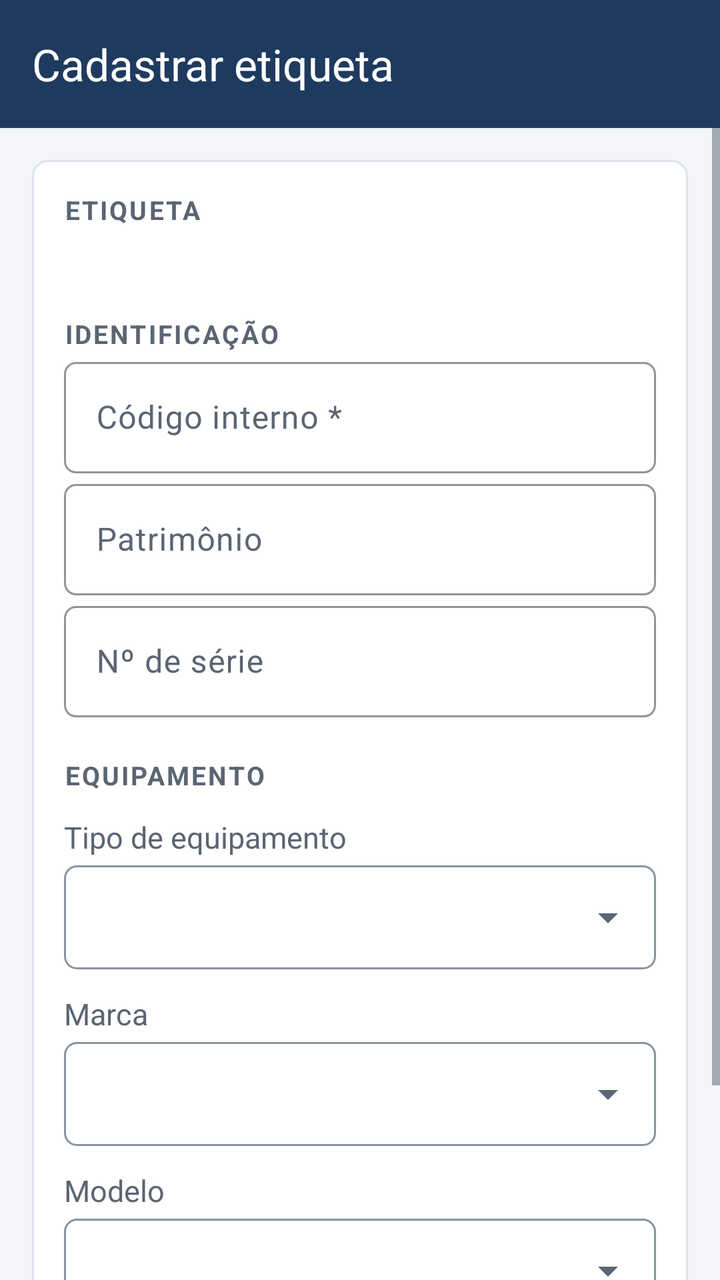
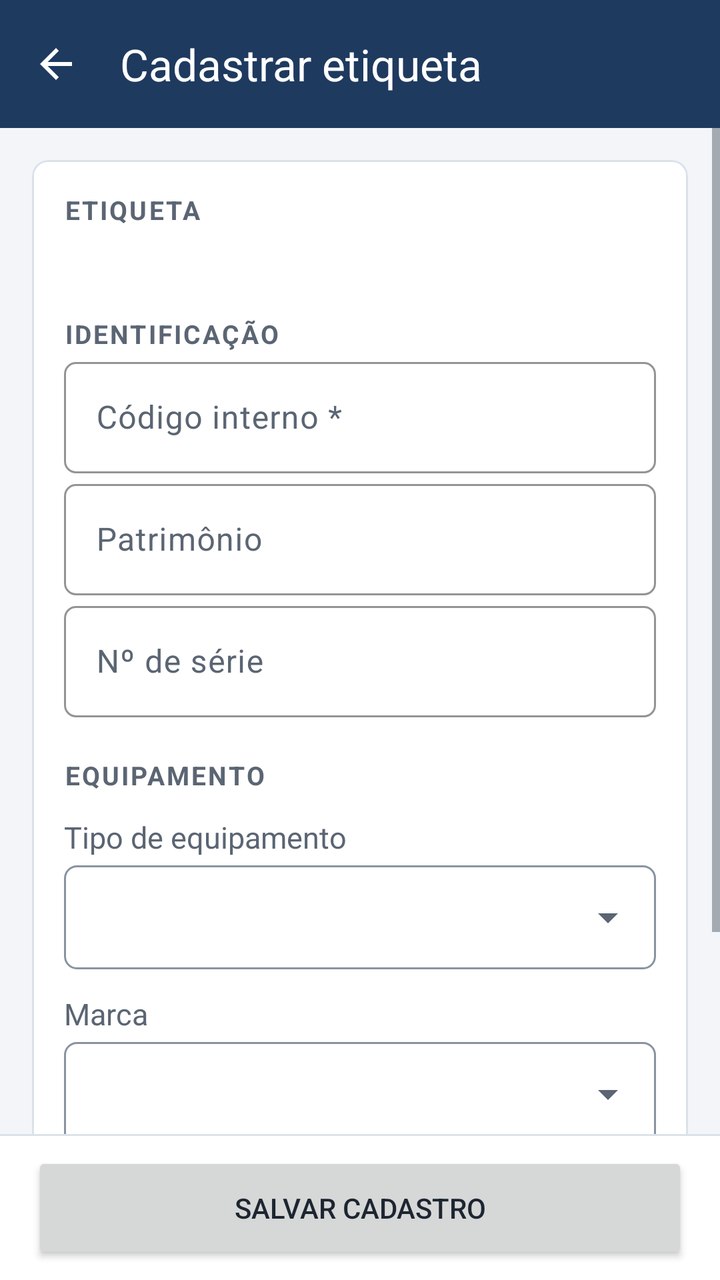

An Android layout rendered at two revisions. The XML below is the earlier revision; the diff shows what the commit changed to produce the second picture.
<!-- AndroidManifest.xml: application theme Theme.RFIDAndroid -->
<!-- res/layout/activity_cadastro_tag.xml -->
<LinearLayout xmlns:android="http://schemas.android.com/apk/res/android"
    xmlns:app="http://schemas.android.com/apk/res-auto"
    android:orientation="vertical"
    android:layout_width="match_parent"
    android:layout_height="match_parent">

    <com.google.android.material.appbar.MaterialToolbar
        style="@style/Widget.RFID.Barra"
        app:title="@string/cadastro_titulo"
        android:layout_width="match_parent"
        android:layout_height="wrap_content"/>

    <ScrollView
        android:layout_width="match_parent"
        android:layout_height="match_parent">

        <LinearLayout
            android:orientation="vertical"
            android:padding="16dp"
            android:layout_width="match_parent"
            android:layout_height="wrap_content">

            <com.google.android.material.card.MaterialCardView
                android:layout_width="match_parent"
                android:layout_height="wrap_content">

                <LinearLayout
                    android:orientation="vertical"
                    android:padding="16dp"
                    android:layout_width="match_parent"
                    android:layout_height="wrap_content">

                    <TextView
                        android:text="@string/cadastro_etiqueta"
                        android:textAppearance="@style/Texto.RFID.Secao"
                        android:layout_width="wrap_content"
                        android:layout_height="wrap_content"/>

                    <TextView
                        android:id="@+id/txtEpc"
                        android:typeface="monospace"
                        android:textColor="@color/marinho"
                        android:textSize="15sp"
                        android:textStyle="bold"
                        android:layout_marginTop="4dp"
                        android:layout_width="match_parent"
                        android:layout_height="wrap_content"/>

                    <TextView
                        android:id="@+id/txtAviso"
                        style="@style/Texto.RFID.Aviso"
                        android:visibility="gone"
                        android:layout_marginTop="12dp"
                        android:layout_width="match_parent"
                        android:layout_height="wrap_content"/>

                    <TextView
                        android:text="@string/cadastro_identificacao"
                        android:textAppearance="@style/Texto.RFID.Secao"
                        android:layout_marginTop="20dp"
                        android:layout_width="wrap_content"
                        android:layout_height="wrap_content"/>

                    <com.google.android.material.textfield.TextInputLayout
                        android:hint="@string/cadastro_codigo_interno"
                        android:layout_width="match_parent"
                        android:layout_height="wrap_content">

                        <com.google.android.material.textfield.TextInputEditText
                            android:id="@+id/edtCodigoInterno"
                            android:inputType="text"
                            android:layout_width="match_parent"
                            android:layout_height="wrap_content"/>
                    </com.google.android.material.textfield.TextInputLayout>

                    <com.google.android.material.textfield.TextInputLayout
                        android:hint="@string/comum_patrimonio"
                        android:layout_width="match_parent"
                        android:layout_height="wrap_content">

                        <com.google.android.material.textfield.TextInputEditText
                            android:id="@+id/edtPatrimonio"
                            android:inputType="text"
                            android:layout_width="match_parent"
                            android:layout_height="wrap_content"/>
                    </com.google.android.material.textfield.TextInputLayout>

                    <com.google.android.material.textfield.TextInputLayout
                        android:hint="@string/cadastro_numero_serie"
                        android:layout_width="match_parent"
                        android:layout_height="wrap_content">

                        <com.google.android.material.textfield.TextInputEditText
                            android:id="@+id/edtNumeroSerie"
                            android:inputType="text"
                            android:layout_width="match_parent"
                            android:layout_height="wrap_content"/>
                    </com.google.android.material.textfield.TextInputLayout>

                    <TextView
                        android:text="@string/cadastro_equipamento"
                        android:textAppearance="@style/Texto.RFID.Secao"
                        android:layout_marginTop="20dp"
                        android:layout_width="wrap_content"
                        android:layout_height="wrap_content"/>

                    <TextView
                        android:text="@string/cadastro_tipo_equipamento"
                        android:textAppearance="@style/Texto.RFID.Secundario"
                        android:layout_marginTop="12dp"
                        android:layout_width="wrap_content"
                        android:layout_height="wrap_content"/>

                    <Spinner
                        android:id="@+id/spnTipo"
                        android:background="@drawable/campo_contorno"
                        android:minHeight="52dp"
                        android:layout_marginTop="4dp"
                        android:layout_width="match_parent"
                        android:layout_height="wrap_content"/>

                    <TextView
                        android:text="@string/cadastro_marca"
                        android:textAppearance="@style/Texto.RFID.Secundario"
                        android:layout_marginTop="12dp"
                        android:layout_width="wrap_content"
                        android:layout_height="wrap_content"/>

                    <Spinner
                        android:id="@+id/spnMarca"
                        android:background="@drawable/campo_contorno"
                        android:minHeight="52dp"
                        android:layout_marginTop="4dp"
                        android:layout_width="match_parent"
                        android:layout_height="wrap_content"/>

                    <TextView
                        android:text="@string/cadastro_modelo"
                        android:textAppearance="@style/Texto.RFID.Secundario"
                        android:layout_marginTop="12dp"
                        android:layout_width="wrap_content"
                        android:layout_height="wrap_content"/>

                    <Spinner
                        android:id="@+id/spnModelo"
                        android:background="@drawable/campo_contorno"
                        android:minHeight="52dp"
                        android:layout_marginTop="4dp"
                        android:layout_width="match_parent"
                        android:layout_height="wrap_content"/>
                </LinearLayout>
            </com.google.android.material.card.MaterialCardView>

            <Button
                android:id="@+id/btnSalvar"
                android:text="@string/cadastro_salvar"
                android:layout_marginTop="16dp"
                android:layout_width="match_parent"
                android:layout_height="wrap_content"/>
        </LinearLayout>
    </ScrollView>
</LinearLayout>
<!-- resources referenced by this layout -->
<resources>
  <color name="marinho">#FF1F3A5F</color>
  <string name="cadastro_codigo_interno">Código interno *</string>
  <string name="cadastro_equipamento">Equipamento</string>
  <string name="cadastro_etiqueta">Etiqueta</string>
  <string name="cadastro_identificacao">Identificação</string>
  <string name="cadastro_marca">Marca</string>
  <string name="cadastro_modelo">Modelo</string>
  <string name="cadastro_numero_serie">Nº de série</string>
  <string name="cadastro_salvar">Salvar cadastro</string>
  <string name="cadastro_tipo_equipamento">Tipo de equipamento</string>
  <string name="cadastro_titulo">Cadastrar etiqueta</string>
  <string name="comum_patrimonio">Patrimônio</string>
  <style name="Texto.RFID.Aviso" parent="">
          <item name="android:background">@color/atencao_fundo</item>
          <item name="android:textColor">@color/atencao</item>
          <item name="android:textStyle">bold</item>
          <item name="android:padding">12dp</item>
      </style>
  <style name="Texto.RFID.Secao" parent="">
          <item name="android:textSize">13sp</item>
          <item name="android:textStyle">bold</item>
          <item name="android:textAllCaps">true</item>
          <item name="android:letterSpacing">0.08</item>
          <item name="android:textColor">@color/texto_secundario</item>
      </style>
  <style name="Texto.RFID.Secundario" parent="">
          <item name="android:textSize">15sp</item>
          <item name="android:textColor">@color/texto_secundario</item>
      </style>
  <color name="superficie">#FFFFFFFF</color>
  <color name="texto_terciario">#FF8A93A0</color>
  <color name="atencao_fundo">#FFFFF4E0</color>
  <color name="atencao">#FF8A5200</color>
  <color name="texto_secundario">#FF5B6573</color>
  <color name="white">#FFFFFFFF</color>
  <color name="azul_claro">#FFE3ECF6</color>
  <color name="marinho_escuro">#FF152A45</color>
  <color name="azul">#FF2E6DA4</color>
  <color name="erro">#FFC62828</color>
  <color name="borda">#FFDCE2EA</color>
  <color name="texto">#FF1C2530</color>
  <color name="fundo">#FFF3F5F8</color>
  <style name="Widget.RFID.Botao" parent="Widget.Material3.Button">
          <item name="shapeAppearance">@style/Forma.RFID.Pequena</item>
          <item name="android:minHeight">52dp</item>
          <item name="android:textSize">15sp</item>
          <item name="android:letterSpacing">0.02</item>
      </style>
  <style name="Widget.RFID.Botao.Contorno" parent="Widget.Material3.Button.OutlinedButton">
          <item name="shapeAppearance">@style/Forma.RFID.Pequena</item>
          <item name="android:minHeight">52dp</item>
          <item name="android:textSize">15sp</item>
          <item name="strokeColor">@color/marinho</item>
      </style>
  <style name="Widget.RFID.Campo" parent="Widget.Material3.TextInputLayout.OutlinedBox">
          <item name="shapeAppearance">@style/Forma.RFID.Pequena</item>
          <item name="boxStrokeColor">@color/marinho</item>
          <item name="hintTextColor">@color/marinho</item>
          <item name="android:layout_marginTop">12dp</item>
      </style>
  <style name="Widget.RFID.Cartao" parent="Widget.Material3.CardView.Outlined">
          <item name="cardBackgroundColor">@color/superficie</item>
          <item name="strokeColor">@color/borda</item>
          <item name="cardCornerRadius">8dp</item>
          <item name="cardElevation">0dp</item>
      </style>
  <style name="Forma.RFID.Pequena" parent="">
          <item name="cornerFamily">rounded</item>
          <item name="cornerSize">6dp</item>
      </style>
  <!-- unchanged entries left out for length: 5 -->
</resources>

<!-- the commit's change to res/layout/activity_cadastro_tag.xml (unified diff, before → after) -->
@@ -4,15 +4,22 @@
     android:layout_width="match_parent"
     android:layout_height="match_parent">
 
+    
     <com.google.android.material.appbar.MaterialToolbar
+        android:id="@+id/barraCadastro"
         style="@style/Widget.RFID.Barra"
         app:title="@string/cadastro_titulo"
+        app:navigationIcon="@drawable/ic_voltar"
+        app:navigationIconTint="@color/white"
+        app:navigationContentDescription="@string/cadastro_voltar"
         android:layout_width="match_parent"
         android:layout_height="wrap_content"/>
 
+    
     <ScrollView
         android:layout_width="match_parent"
-        android:layout_height="match_parent">
+        android:layout_height="0dp"
+        android:layout_weight="1">
 
         <LinearLayout
             android:orientation="vertical"
@@ -68,7 +75,9 @@
 
                         <com.google.android.material.textfield.TextInputEditText
                             android:id="@+id/edtCodigoInterno"
-                            android:inputType="text"
+                            android:inputType="text|textNoSuggestions|textCapCharacters"
+                            android:imeOptions="actionNext"
+                            android:importantForAutofill="no"
                             android:layout_width="match_parent"
                             android:layout_height="wrap_content"/>
                     </com.google.android.material.textfield.TextInputLayout>
@@ -80,7 +89,9 @@
 
                         <com.google.android.material.textfield.TextInputEditText
                             android:id="@+id/edtPatrimonio"
-                            android:inputType="text"
+                            android:inputType="text|textNoSuggestions|textCapCharacters"
+                            android:imeOptions="actionNext"
+                            android:importantForAutofill="no"
                             android:layout_width="match_parent"
                             android:layout_height="wrap_content"/>
                     </com.google.android.material.textfield.TextInputLayout>
@@ -92,7 +103,9 @@
 
                         <com.google.android.material.textfield.TextInputEditText
                             android:id="@+id/edtNumeroSerie"
-                            android:inputType="text"
+                            android:inputType="text|textNoSuggestions|textCapCharacters"
+                            android:imeOptions="actionDone"
+                            android:importantForAutofill="no"
                             android:layout_width="match_parent"
                             android:layout_height="wrap_content"/>
                     </com.google.android.material.textfield.TextInputLayout>
@@ -150,13 +163,30 @@
                         android:layout_height="wrap_content"/>
                 </LinearLayout>
             </com.google.android.material.card.MaterialCardView>
-
-            <Button
-                android:id="@+id/btnSalvar"
-                android:text="@string/cadastro_salvar"
-                android:layout_marginTop="16dp"
-                android:layout_width="match_parent"
-                android:layout_height="wrap_content"/>
         </LinearLayout>
     </ScrollView>
+
+    
+    <View
+        android:background="@color/borda"
+        android:layout_width="match_parent"
+        android:layout_height="1dp"/>
+
+    <FrameLayout
+        android:background="@color/superficie"
+        android:paddingStart="16dp"
+        android:paddingEnd="16dp"
+        android:paddingTop="8dp"
+        android:paddingBottom="8dp"
+        android:layout_width="match_parent"
+        android:layout_height="wrap_content">
+
+        <Button
+            android:id="@+id/btnSalvar"
+            android:text="@string/cadastro_salvar"
+            android:insetTop="0dp"
+            android:insetBottom="0dp"
+            android:layout_width="match_parent"
+            android:layout_height="56dp"/>
+    </FrameLayout>
 </LinearLayout>
<!-- resource entries referenced after the edit -->
@@ -11,6 +11,7 @@
   <string name="cadastro_salvar">Salvar cadastro</string>
   <string name="cadastro_tipo_equipamento">Tipo de equipamento</string>
   <string name="cadastro_titulo">Cadastrar etiqueta</string>
+  <string name="cadastro_voltar">Voltar</string>
   <string name="comum_patrimonio">Patrimônio</string>
   <style name="Texto.RFID.Aviso" parent="">
           <item name="android:background">@color/atencao_fundo</item>
@@ -35,6 +36,17 @@
   <color name="atencao">#FF8A5200</color>
   <color name="texto_secundario">#FF5B6573</color>
   <color name="white">#FFFFFFFF</color>
+  <!-- drawable ic_voltar (drawable) -->
+  <vector xmlns:android="http://schemas.android.com/apk/res/android"
+      android:width="24dp"
+      android:height="24dp"
+      android:viewportWidth="24"
+      android:viewportHeight="24"
+      android:autoMirrored="true">
+      <path
+          android:fillColor="@color/white"
+          android:pathData="M20,11H7.83l5.59,-5.59L12,4l-8,8 8,8 1.41,-1.41L7.83,13H20v-2z"/>
+  </vector>
   <color name="azul_claro">#FFE3ECF6</color>
   <color name="marinho_escuro">#FF152A45</color>
   <color name="azul">#FF2E6DA4</color>
